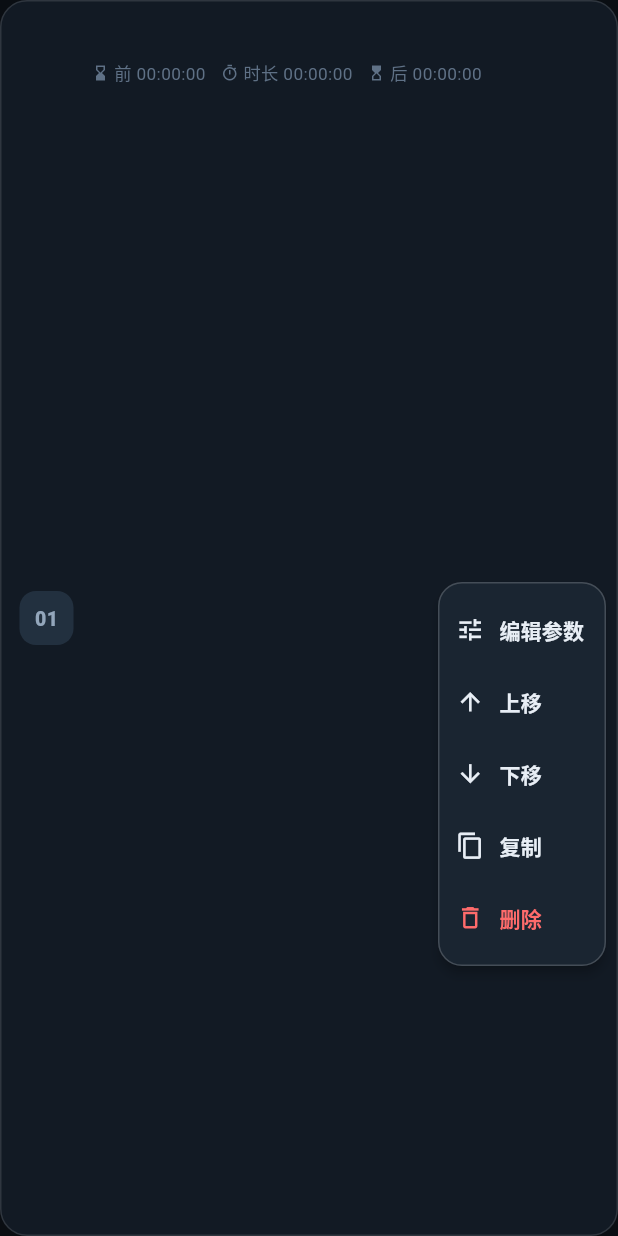
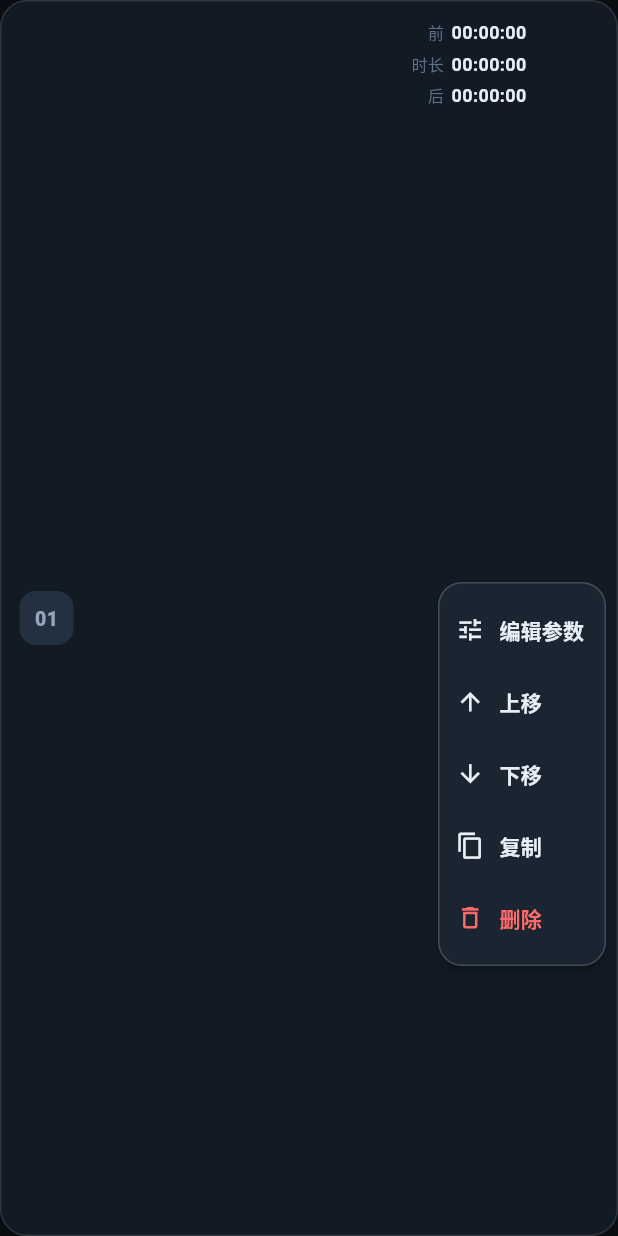
Before and after one commit to Tiw1590/cuebox, a Flutter app: the _CueTile widget shown alone on an empty page, opened directly with empty values, after a tap on the "more vert" icon, on a phone screen of 412 x 824 dp. Run offline on Flutter 3.47's test engine with Material 3 defaults, Android fonts, the phone set to English and light mode, and no system bars; our stand-ins replace flutter_riverpod, just_audio, shared_preferences; missing offline and left inert: audio_session, desktop_drop; accounts and stored records are empty.

Commit message:
Cue 行右侧显示前/时长/后时间，双击等待时间快速修改

```diff
--- a/lib/features/cue/cue_list_page.dart
+++ b/lib/features/cue/cue_list_page.dart
@@ -46,6 +46,25 @@ class _CueListPageState extends ConsumerState<CueListPage> {
             fadeInMs: r.fadeInMs,
             fadeOutMs: r.fadeOutMs,
             loop: r.loop,
+          ),
+        );
+  }
+
+  Future<void> _editWaitTime(Cue cue, bool isPre) async {
+    final ms = await showDialog<int>(
+      context: context,
+      builder: (_) => _WaitTimeDialog(
+        title: isPre ? '开始前等待' : '结束后等待',
+        initialMs: isPre ? cue.preWaitMs : cue.postWaitMs,
+      ),
+    );
+    if (ms == null) return;
+    await ref
+        .read(showProvider.notifier)
+        .updateCue(
+          cue.copyWith(
+            preWaitMs: isPre ? ms : cue.preWaitMs,
+            postWaitMs: isPre ? cue.postWaitMs : ms,
           ),
         );
   }
@@ -270,6 +289,7 @@ class _CueListPageState extends ConsumerState<CueListPage> {
                 context,
               ).showSnackBar(SnackBar(content: Text('已复制 Cue「${cue.name}」')));
             },
+            onEditWait: (c, isPre) => _editWaitTime(c, isPre),
           ),
         );
         if (locked) {
@@ -397,27 +417,76 @@ class _LoopChip extends StatelessWidget {
   }
 }
 
-class _MetaChip extends StatelessWidget {
-  const _MetaChip({
-    required this.icon,
-    required this.text,
-    this.highlight = false,
+/// Cue 行右侧的时间信息列：前等待 / 时长 / 后等待。
+class _TimeInfoColumn extends StatelessWidget {
+  const _TimeInfoColumn({
+    required this.preMs,
+    required this.postMs,
+    required this.durationFuture,
+    required this.onEditPre,
+    required this.onEditPost,
   });
 
-  final IconData icon;
-  final String text;
-  final bool highlight;
+  final int preMs;
+  final int postMs;
+  final Future<int?> durationFuture;
+  final VoidCallback onEditPre;
+  final VoidCallback onEditPost;
 
   @override
   Widget build(BuildContext context) {
-    final color = highlight ? CueBoxColors.primary : CueBoxColors.textFaint;
-    return Row(
+    return Column(
+      crossAxisAlignment: CrossAxisAlignment.end,
+      children: [
+        _TimeRow(label: '前', text: fmtMmSsCc(preMs), onDoubleTap: onEditPre),
+        const SizedBox(height: 4),
+        FutureBuilder<int?>(
+          future: durationFuture,
+          builder: (_, snap) =>
+              _TimeRow(label: '时长', text: fmtMmSsCc(snap.data ?? 0)),
+        ),
+        const SizedBox(height: 4),
+        _TimeRow(label: '后', text: fmtMmSsCc(postMs), onDoubleTap: onEditPost),
+      ],
+    );
+  }
+}
+
+class _TimeRow extends StatelessWidget {
+  const _TimeRow({required this.label, required this.text, this.onDoubleTap});
+
+  final String label;
+  final String text;
+  final VoidCallback? onDoubleTap;
+
+  @override
+  Widget build(BuildContext context) {
+    final row = Row(
       mainAxisSize: MainAxisSize.min,
       children: [
-        Icon(icon, size: 12, color: color),
-        const SizedBox(width: 3),
-        Text(text, style: TextStyle(fontSize: 11.5, color: color)),
+        Text(
+          label,
+          style: TextStyle(fontSize: 10.5, color: CueBoxColors.textFaint),
+        ),
+        const SizedBox(width: 5),
+        Text(
+          text,
+          style: const TextStyle(
+            fontSize: 12,
+            fontWeight: FontWeight.w600,
+            fontFeatures: [FontFeature.tabularFigures()],
+          ),
+        ),
       ],
+    );
+    if (onDoubleTap == null) return row;
+    return Tooltip(
+      message: '双击修改',
+      child: GestureDetector(
+        behavior: HitTestBehavior.opaque,
+        onDoubleTap: onDoubleTap,
+        child: row,
+      ),
     );
   }
 }
@@ -435,6 +504,7 @@ class _CueTile extends StatefulWidget {
     required this.onMoveDown,
     required this.onDelete,
     required this.onCopy,
+    required this.onEditWait,
   });
 
   final Cue cue;
@@ -448,6 +518,7 @@ class _CueTile extends StatefulWidget {
   final VoidCallback? onMoveDown;
   final VoidCallback onDelete;
   final VoidCallback onCopy;
+  final void Function(Cue cue, bool isPre) onEditWait;
 
   @override
   State<_CueTile> createState() => _CueTileState();
@@ -469,6 +540,7 @@ class _CueTileState extends State<_CueTile> {
     final onMoveDown = widget.onMoveDown;
     final onDelete = widget.onDelete;
     final onCopy = widget.onCopy;
+    final onEditWait = widget.onEditWait;
     return AnimatedContainer(
       duration: Duration(milliseconds: 200),
       curve: Curves.easeOut,
@@ -516,37 +588,39 @@ class _CueTileState extends State<_CueTile> {
                           fontWeight: FontWeight.w600,
                         ),
                       ),
-                      const SizedBox(height: 6),
-                      Wrap(
-                        spacing: 10,
-                        runSpacing: 4,
-                        children: [
-                          _MetaChip(
-                            icon: Icons.hourglass_bottom_outlined,
-                            text: '前 ${fmtMmSsCc(cue.preWaitMs)}',
-                          ),
-                          FutureBuilder<int?>(
-                            future: _durationFuture,
-                            builder: (_, snap) => _MetaChip(
-                              icon: Icons.timer_outlined,
-                              text: '时长 ${fmtMmSsCc(snap.data ?? 0)}',
+                      if (cue.loop) ...[
+                        const SizedBox(height: 4),
+                        Row(
+                          mainAxisSize: MainAxisSize.min,
+                          children: [
+                            Icon(
+                              Icons.repeat,
+                              size: 12,
+                              color: CueBoxColors.primary,
                             ),
-                          ),
-                          _MetaChip(
-                            icon: Icons.hourglass_top_outlined,
-                            text: '后 ${fmtMmSsCc(cue.postWaitMs)}',
-                          ),
-                          if (cue.loop)
-                            const _MetaChip(
-                              icon: Icons.repeat,
-                              text: '循环',
-                              highlight: true,
+                            SizedBox(width: 3),
+                            Text(
+                              '循环',
+                              style: TextStyle(
+                                fontSize: 11.5,
+                                color: CueBoxColors.primary,
+                              ),
                             ),
-                        ],
-                      ),
+                          ],
+                        ),
+                      ],
                     ],
                   ),
                 ),
+                const SizedBox(width: 10),
+                _TimeInfoColumn(
+                  preMs: cue.preWaitMs,
+                  postMs: cue.postWaitMs,
+                  durationFuture: _durationFuture,
+                  onEditPre: () => onEditWait(cue, true),
+                  onEditPost: () => onEditWait(cue, false),
+                ),
+                const SizedBox(width: 6),
                 if (isPlaying) ...[PlayingIndicator(), SizedBox(width: 8)],
                 if (!locked)
                   PopupMenuButton<String>(
@@ -836,3 +910,93 @@ class _GoButton extends StatelessWidget {
     );
   }
 }
+
+/// 双击等待时间后弹出的快速修改框（以秒输入，支持小数）。
+class _WaitTimeDialog extends StatefulWidget {
+  const _WaitTimeDialog({required this.title, required this.initialMs});
+
+  final String title;
+  final int initialMs;
+
+  @override
+  State<_WaitTimeDialog> createState() => _WaitTimeDialogState();
+}
+
+class _WaitTimeDialogState extends State<_WaitTimeDialog> {
+  late final TextEditingController _controller;
+
+  @override
+  void initState() {
+    super.initState();
+    _controller = TextEditingController(
+      text: (widget.initialMs / 1000).toString(),
+    );
+  }
+
+  @override
+  void dispose() {
+    _controller.dispose();
+    super.dispose();
+  }
+
+  int? _parse() {
+    final v = double.tryParse(_controller.text.trim());
+    if (v == null || v < 0) return null;
+    return (v * 1000).round().clamp(0, 60000);
+  }
+
+  @override
+  Widget build(BuildContext context) {
+    return AlertDialog(
+      title: Text(widget.title),
+      content: Column(
+        mainAxisSize: MainAxisSize.min,
+        crossAxisAlignment: CrossAxisAlignment.stretch,
+        children: [
+          TextField(
+            controller: _controller,
+            autofocus: true,
+            keyboardType: const TextInputType.numberWithOptions(decimal: true),
+            decoration: const InputDecoration(
+              hintText: '秒，如 1.5',
+              suffixText: 's',
+            ),
+            onSubmitted: (_) {
+              final ms = _parse();
+              if (ms != null) Navigator.of(context).pop(ms);
+            },
+          ),
+          const SizedBox(height: 12),
+          Wrap(
+            spacing: 8,
+            runSpacing: 8,
+            children: [
+              for (final v in [0.0, 0.5, 1, 2, 3, 5, 10])
+                ActionChip(
+                  label: Text(v == 0 ? '0' : '${v}s'),
+                  onPressed: () {
+                    setState(
+                      () => _controller.text = v == 0 ? '0' : v.toString(),
+                    );
+                  },
+                ),
+            ],
+          ),
+        ],
+      ),
+      actions: [
+        TextButton(
+          onPressed: () => Navigator.of(context).pop(),
+          child: const Text('取消'),
+        ),
+        FilledButton(
+          onPressed: () {
+            final ms = _parse();
+            if (ms != null) Navigator.of(context).pop(ms);
+          },
+          child: const Text('确定'),
+        ),
+      ],
+    );
+  }
+}
```
